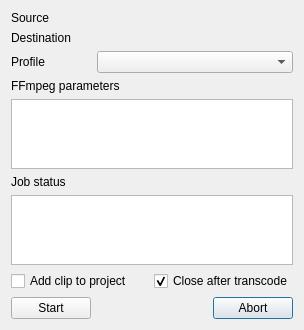
Before: the Qt Designer form src/widgets/cliptranscode_ui.ui in KDE/kdenlive, drawn with Qt 5.
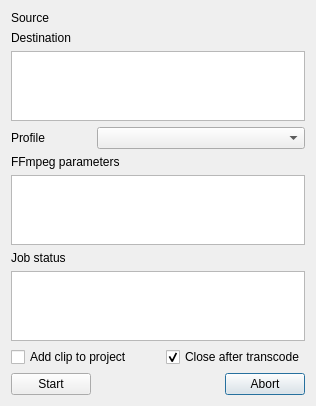
After: the same form once the commit is applied. Custom widgets are drawn as their Qt base class.

Commit message: Allow transcoding of several clips

```diff
--- a/src/widgets/cliptranscode_ui.ui
+++ b/src/widgets/cliptranscode_ui.ui
@@ -6,8 +6,8 @@
    <rect>
     <x>0</x>
     <y>0</y>
-    <width>304</width>
-    <height>300</height>
+    <width>316</width>
+    <height>399</height>
    </rect>
   </property>
   <property name="windowTitle">
@@ -128,6 +128,9 @@
    <item row="3" column="1" colspan="2">
     <widget class="KComboBox" name="profile_list"/>
    </item>
+   <item row="2" column="0" colspan="3">
+    <widget class="QListWidget" name="urls_list"/>
+   </item>
   </layout>
  </widget>
  <customwidgets>
```
Left out of the diff: 4 changed lines with no effect on the pictures.
